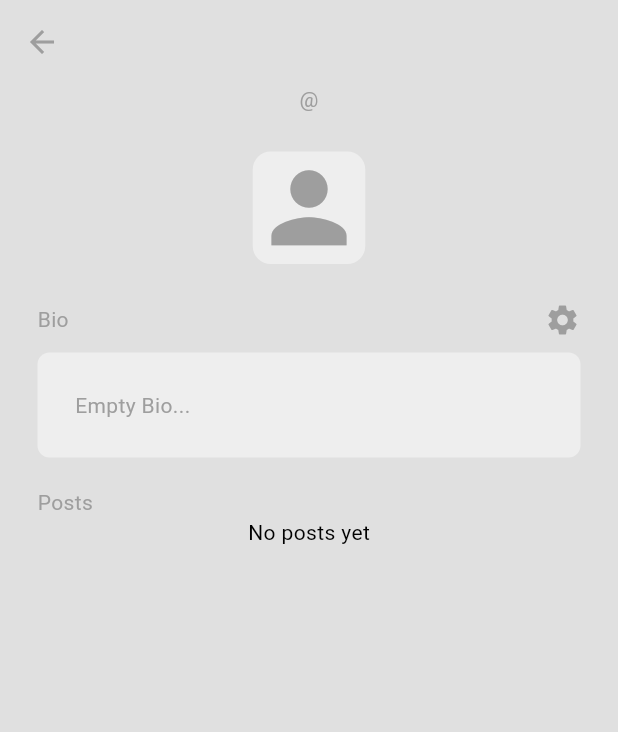
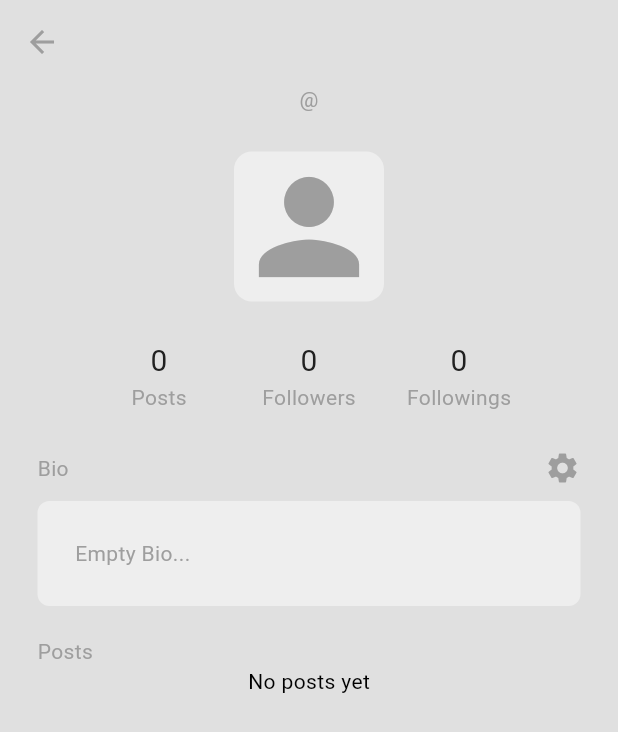
Before and after one commit to alinahmettekin/tute, a Flutter app: the screen it shows once a user with an empty profile is signed in, in the side drawer, after a tap on "P R O F I L E", on a phone screen of 412 x 824 dp. Shown: the top 732 px of the screen. Run offline on Flutter 3.47's test engine with Material 3 defaults, Android fonts, the phone set to English and light mode, and no system bars; our stand-ins replace cloud_firestore, firebase_auth, firebase_core; accounts and stored records are empty; generated files the repository leaves out were written again.

Commit message:
follow, unfollow, update for main.yaml

```diff
--- /dev/null
+++ b/lib/core/components/custom_profile_stats.dart
@@ -0,0 +1,82 @@
+import 'package:flutter/material.dart';
+
+class CustomProfileStats extends StatelessWidget {
+  final int postCounts;
+  final int followersCount;
+  final int followingsCount;
+  final void Function()? onTap;
+
+  const CustomProfileStats({
+    super.key,
+    required this.postCounts,
+    required this.followersCount,
+    required this.followingsCount,
+    required this.onTap,
+  });
+
+  @override
+  Widget build(BuildContext context) {
+    var textStyleForCount = TextStyle(
+      fontSize: 20,
+      color: Theme.of(context).colorScheme.inversePrimary,
+    );
+
+    var textStyleForText = TextStyle(
+      color: Theme.of(context).colorScheme.primary,
+    );
+
+    return GestureDetector(
+      onTap: onTap,
+      child: Row(
+        mainAxisAlignment: MainAxisAlignment.center,
+        children: [
+          SizedBox(
+            width: 100,
+            child: Column(
+              children: [
+                Text(
+                  postCounts.toString(),
+                  style: textStyleForCount,
+                ),
+                Text(
+                  'Posts',
+                  style: textStyleForText,
+                ),
+              ],
+            ),
+          ),
+          SizedBox(
+            width: 100,
+            child: Column(
+              children: [
+                Text(
+                  followersCount.toString(),
+                  style: textStyleForCount,
+                ),
+                Text(
+                  'Followers',
+                  style: textStyleForText,
+                ),
+              ],
+            ),
+          ),
+          SizedBox(
+            width: 100,
+            child: Column(
+              children: [
+                Text(
+                  followingsCount.toString(),
+                  style: textStyleForCount,
+                ),
+                Text(
+                  'Followings',
+                  style: textStyleForText,
+                ),
+              ],
+            ),
+          ),
+        ],
+      ),
+    );
+  }
+}
--- a/lib/core/service/database/database_provider.dart
+++ b/lib/core/service/database/database_provider.dart
@@ -152,4 +152,166 @@ class DatabaseProvider extends ChangeNotifier {
   Future<void> reportUser(String postId, String userId) async {
     await _db.reportUserInFirebase(postId, userId);
   }
+
+  final Map<String, List<String>> _followers = {};
+  final Map<String, List<String>> _followings = {};
+  final Map<String, int> _followersCount = {};
+  final Map<String, int> _followingsCount = {};
+
+  int getfollowersCount(String uid) => _followersCount[uid] ?? 0;
+  int getfollowingCount(String uid) => _followingsCount[uid] ?? 0;
+
+  Future<void> loadUserFollowers(String userId) async {
+    final listOfFollowersUids = await _db.getFollowersUidsFromFirebase(userId);
+    _followers[userId] = listOfFollowersUids;
+    _followersCount[userId] = listOfFollowersUids.length;
+
+    notifyListeners();
+  }
+
+  Future<void> loadUserFollowings(String userId) async {
+    final listOfFollowingsUids = await _db.getFollowingUidsFromFirebase(userId);
+    _followings[userId] = listOfFollowingsUids;
+    _followingsCount[userId] = listOfFollowingsUids.length;
+
+    notifyListeners();
+  }
+
+  Future<void> followUser(String targetUserId) async {
+    String currentUserId = FirebaseAuthService.instance.getCurrentUserUid();
+
+    _followings.putIfAbsent(currentUserId, () => []);
+    _followers.putIfAbsent(targetUserId, () => []);
+
+    if (!_followers[targetUserId]!.contains(currentUserId)) {
+      _followers[targetUserId]?.add(currentUserId);
+
+      _followersCount[targetUserId] = (_followersCount[targetUserId] ?? 0) + 1;
+
+      _followings[currentUserId]!.add(targetUserId);
+
+      _followingsCount[currentUserId] = (_followersCount[currentUserId] ?? 0) + 1;
+    }
+
+    notifyListeners();
+
+    try {
+      await _db.followUserInFirebase(targetUserId);
+
+      await loadUserFollowers(currentUserId);
+
+      await loadUserFollowings(currentUserId);
+    } catch (e) {
+      _followers[targetUserId]?.remove(currentUserId);
+
+      _followersCount[targetUserId] = (_followersCount[targetUserId] ?? 0) - 1;
+
+      _followings[currentUserId]?.remove(targetUserId);
+
+      _followingsCount[currentUserId] = (_followersCount[currentUserId] ?? 0) - 1;
+
+      notifyListeners();
+    }
+  }
+
+  Future<void> unFollowUser(String targetUserId) async {
+    String currentUserId = FirebaseAuthService.instance.getCurrentUserUid();
+
+    _followings.putIfAbsent(
+      currentUserId,
+      () => [],
+    );
+    _followers.putIfAbsent(
+      targetUserId,
+      () => [],
+    );
+
+    if (_followers[targetUserId]!.contains(currentUserId)) {
+      _followers[targetUserId]?.remove(currentUserId);
+
+      _followersCount[targetUserId] = (_followersCount[targetUserId] ?? 1) - 1;
+
+      _followings[currentUserId]?.remove(targetUserId);
+
+      _followingsCount[currentUserId] = (_followingsCount[currentUserId] ?? 1) - 1;
+    }
+
+    notifyListeners();
+
+    try {
+      await _db.unFollowUserInFirebase(targetUserId);
+
+      await loadUserFollowers(currentUserId);
+
+      await loadUserFollowings(currentUserId);
+    } catch (e) {
+      print(e);
+
+      _followers[targetUserId]?.add(currentUserId);
+
+      _followersCount[targetUserId] = (_followersCount[targetUserId] ?? 0) + 1;
+
+      _followings[currentUserId]?.add(targetUserId);
+
+      _followingsCount[currentUserId] = (_followingsCount[currentUserId] ?? 0) + 1;
+
+      notifyListeners();
+    }
+  }
+
+  bool isFollowing(String targetUserId) {
+    final currentUserId = FirebaseAuthService.instance.getCurrentUserUid();
+
+    return _followers[targetUserId]?.contains(currentUserId) ?? false;
+  }
+
+  final Map<String, List<UserProfile>> _followersProfile = {};
+  final Map<String, List<UserProfile>> _followingsProfile = {};
+
+  List<UserProfile> getListOfFollowersProfiles(String uid) => _followersProfile[uid] ?? [];
+  List<UserProfile> getListOfFollowingsProfiles(String uid) => _followingsProfile[uid] ?? [];
+
+  Future<void> loadUserFollowersProfiles(String uid) async {
+    try {
+      final followersIds = await _db.getFollowersUidsFromFirebase(uid);
+
+      List<UserProfile> followersProfiles = [];
+
+      for (String followersId in followersIds) {
+        UserProfile? followerProfile = await _db.getUserFromFirebase(followersId);
+
+        if (followerProfile != null) {
+          followersProfiles.add(followerProfile);
+        }
+      }
+
+      _followersProfile[uid] = followersProfiles;
+
+      notifyListeners();
+    } catch (e) {
+      print(e);
+    }
+  }
+
+  Future<void> loadUserFollowingsProfiles(String uid) async {
+    try {
+      final followingsIds = await _db.getFollowingUidsFromFirebase(uid);
+
+      List<UserProfile> followingsProfiles = [];
+
+      for (String followingId in followingsIds) {
+        UserProfile? followingProfile = await _db.getUserFromFirebase(followingId);
+
+        if (followingProfile != null) {
+          followingsProfiles.add(followingProfile);
+        }
+      }
+
+      _followingsProfile[uid] = followingsProfiles;
+
+      notifyListeners();
+    } catch (e) {
+      print(e);
+    }
+  }
 }
--- a/lib/core/service/database/database_service.dart
+++ b/lib/core/service/database/database_service.dart
@@ -211,6 +211,46 @@ class DatabaseService {
       batch.delete(comment.reference);
     }
 
+    QuerySnapshot allPosts = await _db.collection('Posts').get();
+    for (QueryDocumentSnapshot post in allPosts.docs) {
+      Map<String, dynamic> postData = post.data() as Map<String, dynamic>;
+      var likedBy = postData['likedBy'] as List<dynamic>? ?? [];
+
+      if (likedBy.contains(userId)) {
+        batch.update(post.reference, {
+          'likedBy': FieldValue.arrayRemove([userId]),
+          'likes': FieldValue.increment(-1)
+        });
+      }
+    }
+
     await batch.commit();
   }
+
+  Future<void> followUserInFirebase(String userId) async {
+    String currentUserId = _auth.getCurrentUserUid();
+
+    await _db.collection('Users').doc(currentUserId).collection('Followings').doc(userId).set({});
+
+    await _db.collection('Users').doc(userId).collection('Followers').doc(currentUserId).set({});
+  }
+
+  Future<void> unFollowUserInFirebase(String userId) async {
+    String currentUserId = _auth.getCurrentUserUid();
+
+    await _db.collection('Users').doc(currentUserId).collection('Followings').doc(userId).delete();
+    await _db.collection('Users').doc(userId).collection('Followers').doc(currentUserId).delete();
+  }
+
+  Future<List<String>> getFollowersUidsFromFirebase(String userId) async {
+    final snapshot = await _db.collection('Users').doc(userId).collection('Followers').get();
+
+    return snapshot.docs.map((doc) => doc.id).toList();
+  }
+
+  Future<List<String>> getFollowingUidsFromFirebase(String userId) async {
+    final snapshot = await _db.collection('Users').doc(userId).collection('Followings').get();
+
+    return snapshot.docs.map((doc) => doc.id).toList();
+  }
 }
--- a/lib/view/profile/profile_view.dart
+++ b/lib/view/profile/profile_view.dart
@@ -1,12 +1,15 @@
 import 'package:flutter/material.dart';
 import 'package:provider/provider.dart';
 import 'package:tute/core/components/custom_bio_box.dart';
+import 'package:tute/core/components/custom_follow_button.dart';
 import 'package:tute/core/components/custom_input_box.dart';
 import 'package:tute/core/components/custom_post_tile.dart';
+import 'package:tute/core/components/custom_profile_stats.dart';
 import 'package:tute/core/models/post.dart';
 import 'package:tute/core/models/user_profile.dart';
 import 'package:tute/core/service/auth/firebase_auth_service.dart';
 import 'package:tute/core/service/database/database_provider.dart';
+import 'package:tute/view/follow/follow_list_view.dart';
 
 class ProfileView extends StatefulWidget {
   final String uid;
@@ -27,18 +30,39 @@ class _ProfileViewState extends State<ProfileView> {
 
   bool isLoading = true;
 
+  bool _isFollowing = false;
+
   TextEditingController bioTextController = TextEditingController();
 
   @override
   void initState() {
     super.initState();
+
     loadUser();
   }
 
   Future<void> loadUser() async {
     user = await databaseProvider.userProfile(widget.uid);
+
+    await databaseProvider.loadUserFollowers(widget.uid);
+    await databaseProvider.loadUserFollowings(widget.uid);
+
+    _isFollowing = databaseProvider.isFollowing(widget.uid);
+
     setState(() {
       isLoading = false;
+    });
+  }
+
+  Future<void> _toggleFollow() async {
+    if (_isFollowing) {
+      await databaseProvider.unFollowUser(widget.uid);
+    } else {
+      await databaseProvider.followUser(widget.uid);
+    }
+
+    setState(() {
+      _isFollowing = !_isFollowing;
     });
   }
 
@@ -71,14 +95,24 @@ class _ProfileViewState extends State<ProfileView> {
   @override
   Widget build(BuildContext context) {
     final allUserPosts = listeningProvider.filterUserPosts(widget.uid);
+
+    _isFollowing = listeningProvider.isFollowing(widget.uid);
+
+    final followersCount = databaseProvider.getfollowersCount(widget.uid);
+    final followingsCount = databaseProvider.getfollowingCount(widget.uid);
+
     return Scaffold(
       backgroundColor: Theme.of(context).colorScheme.surface,
       appBar: AppBar(
         title: Text(isLoading ? ' ' : user!.name),
+        centerTitle: true,
         foregroundColor: Theme.of(context).colorScheme.primary,
       ),
-      body: SafeArea(
+      body: SingleChildScrollView(
+        child: SafeArea(
           child: ListView(
+            shrinkWrap: true,
+            physics: const NeverScrollableScrollPhysics(),
             children: [
               Center(
                 child: Text(
@@ -97,12 +131,30 @@ class _ProfileViewState extends State<ProfileView> {
                   ),
                   child: Icon(
                     Icons.person,
-                  size: 75,
+                    size: 100,
                     color: Theme.of(context).colorScheme.primary,
                   ),
                 ),
               ),
               const SizedBox(height: 25),
+              CustomProfileStats(
+                postCounts: allUserPosts.length,
+                followersCount: followersCount,
+                followingsCount: followingsCount,
+                onTap: () => Navigator.of(context).push(MaterialPageRoute(
+                  builder: (context) => FollowListView(
+                    uid: widget.uid,
+                  ),
+                )),
+              ),
+              const SizedBox(height: 25),
+              if (user != null && user!.uid != currentUserUid)
+                CustomFollowButton(
+                  onPressed: () async {
+                    _toggleFollow();
+                  },
+                  isFollowing: _isFollowing,
+                ),
               Padding(
                 padding: const EdgeInsets.symmetric(horizontal: 25),
                 child: Row(
@@ -112,6 +164,7 @@ class _ProfileViewState extends State<ProfileView> {
                       'Bio',
                       style: TextStyle(color: Theme.of(context).colorScheme.primary),
                     ),
+                    if (user != null && user!.uid == currentUserUid)
                       GestureDetector(
                         onTap: _showEditBioBox,
                         child: Icon(
@@ -153,6 +206,7 @@ class _ProfileViewState extends State<ProfileView> {
             ],
           ),
         ),
+      ),
     );
   }
 }
```
Also changed, not shown: lib/core/components/custom_follow_button.dart (added, +29 -0 lines), lib/core/components/custom_user_list_tile.dart (added, +41 -0 lines), lib/view/follow/follow_list_view.dart (added, +84 -0 lines), 1 other file. Lines whose indentation alone changed are shown as unchanged.
